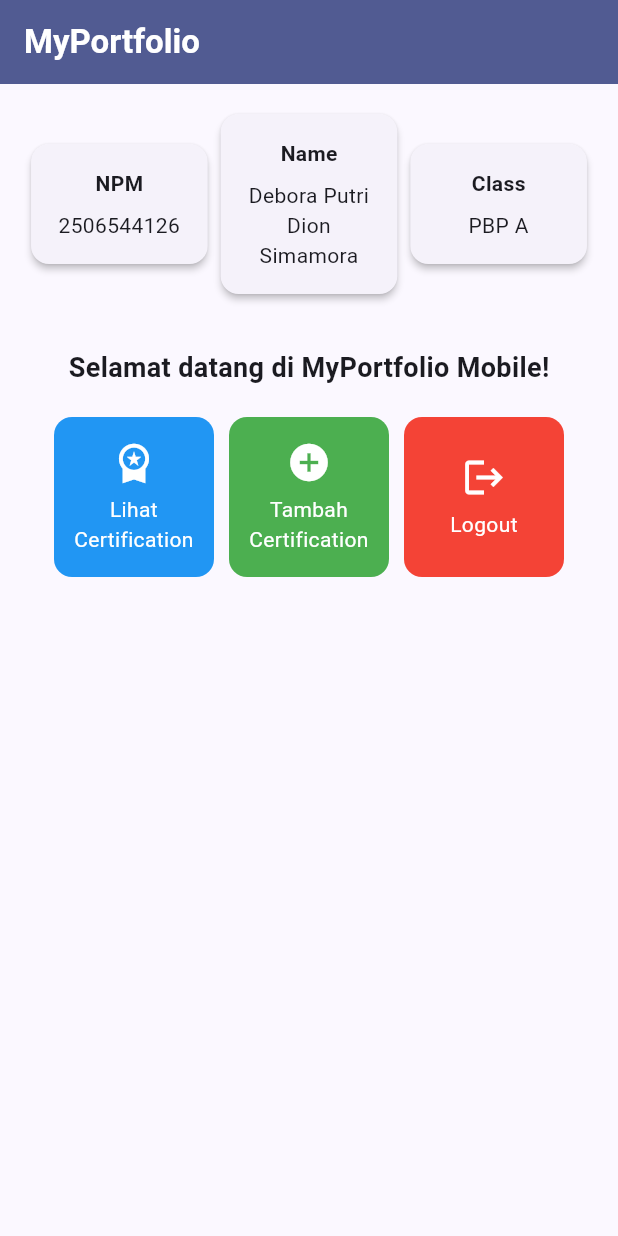
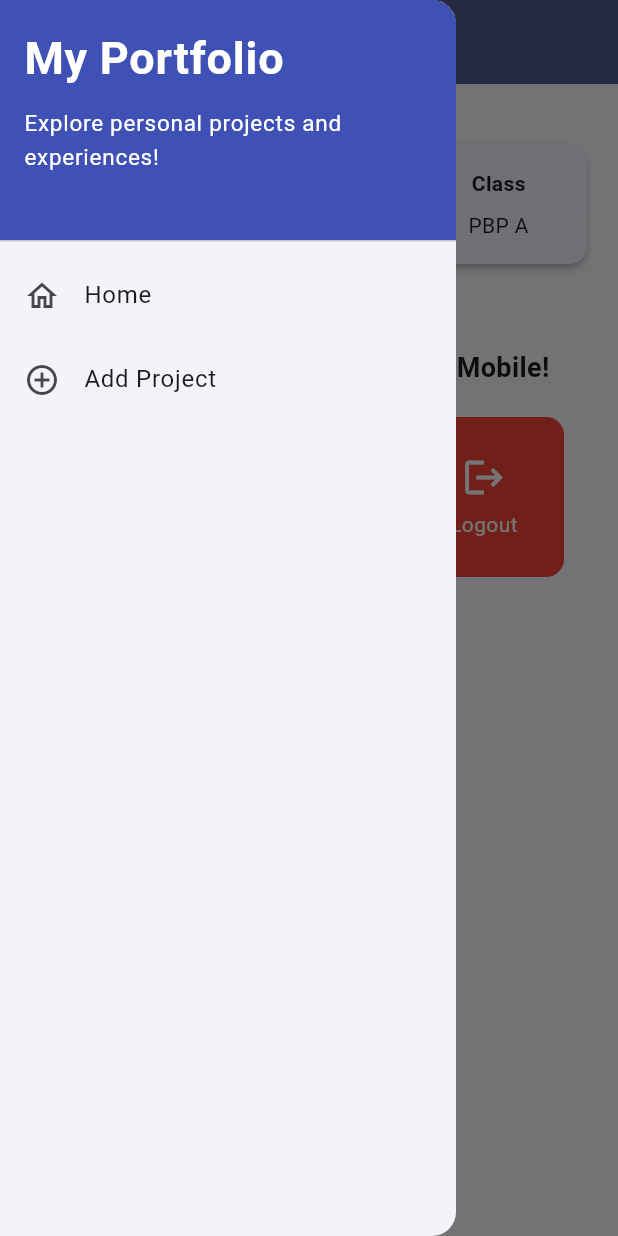
Before and after one commit to deboraputridionsimamora/myportofolio_mobile, a Flutter app: the screen it shows after launch, with the side drawer open (before the commit the screen has no drawer), on a phone screen of 412 x 824 dp. Run offline on Flutter 3.47's test engine with Material 3 defaults, Android fonts, the phone set to English and light mode, and no system bars.

Commit message:
feat: add left drawer navigation menu

```diff
--- a/lib/menu.dart
+++ b/lib/menu.dart
@@ -1,3 +1,4 @@
+import 'package:myportofolio_mobile/widgets/left_drawer.dart';
 import 'package:flutter/material.dart';
 
 /// Halaman menu utama aplikasi. Pakai StatelessWidget karena tampilannya tetap.
@@ -30,13 +31,12 @@ class MyHomePage extends StatelessWidget {
       appBar: AppBar(
         title: const Text(
           'MyPortfolio',
-          style: TextStyle(
-            color: Colors.white,
-            fontWeight: FontWeight.bold,
-          ),
+          style: TextStyle(color: Colors.white, fontWeight: FontWeight.bold),
         ),
         backgroundColor: Theme.of(context).colorScheme.primary,
+        iconTheme: const IconThemeData(color: Colors.white),
       ),
+      drawer: const LeftDrawer(),
       // body halaman utama, dikasih padding biar gak mepet pinggir
       body: Padding(
         padding: const EdgeInsets.all(16.0),
@@ -112,10 +112,7 @@ class InfoCard extends StatelessWidget {
         // susun teks title dan content ke bawah
         child: Column(
           children: [
-            Text(
-              title,
-              style: const TextStyle(fontWeight: FontWeight.bold),
-            ),
+            Text(title, style: const TextStyle(fontWeight: FontWeight.bold)),
             const SizedBox(height: 8.0),
             // textAlign center biar nama yang panjang tetap rapi di tengah
             Text(content, textAlign: TextAlign.center),
@@ -157,7 +154,9 @@ class ItemCard extends StatelessWidget {
           ScaffoldMessenger.of(context)
             ..hideCurrentSnackBar()
             ..showSnackBar(
-              SnackBar(content: Text("Kamu telah menekan tombol ${item.name}!")),
+              SnackBar(
+                content: Text("Kamu telah menekan tombol ${item.name}!"),
+              ),
             );
           // kalau tombol ini punya aksi tambahan, jalankan juga
           item.onTap?.call(context);
@@ -168,11 +167,7 @@ class ItemCard extends StatelessWidget {
             child: Column(
               mainAxisAlignment: MainAxisAlignment.center,
               children: [
-                Icon(
-                  item.icon,
-                  color: Colors.white,
-                  size: 30.0,
-                ),
+                Icon(item.icon, color: Colors.white, size: 30.0),
                 const Padding(padding: EdgeInsets.all(3)),
                 Text(
                   item.name,
@@ -198,7 +193,10 @@ class CertificationItem {
 
 // daftar sertifikat (samain dengan yang ada di website portofolio Django)
 const List<CertificationItem> certifications = [
-  CertificationItem("TOEFL ITP", "Educational Testing Service (ETS) Global B.V."),
+  CertificationItem(
+    "TOEFL ITP",
+    "Educational Testing Service (ETS) Global B.V.",
+  ),
   CertificationItem(
     "Finalist 9th International Science Olympiad in Mathematics",
     "International Science Olympiad",
--- /dev/null
+++ b/lib/widgets/left_drawer.dart
@@ -0,0 +1,56 @@
+import 'package:flutter/material.dart';
+import 'package:myportofolio_mobile/menu.dart';
+
+// menu samping (drawer) buat pindah-pindah halaman
+class LeftDrawer extends StatelessWidget {
+  const LeftDrawer({super.key});
+
+  @override
+  Widget build(BuildContext context) {
+    return Drawer(
+      child: ListView(
+        children: [
+          // bagian atas drawer: judul dan deskripsi singkat aplikasi
+          const DrawerHeader(
+            decoration: BoxDecoration(color: Colors.indigo),
+            child: Column(
+              crossAxisAlignment: CrossAxisAlignment.start,
+              children: [
+                Text(
+                  'My Portfolio',
+                  style: TextStyle(
+                    fontSize: 30,
+                    fontWeight: FontWeight.bold,
+                    color: Colors.white,
+                  ),
+                ),
+                SizedBox(height: 10),
+                Text(
+                  'Explore personal projects and experiences!',
+                  style: TextStyle(fontSize: 15, color: Colors.white),
+                ),
+              ],
+            ),
+          ),
+          // menu Home: pakai pushReplacement biar halaman lama diganti
+          ListTile(
+            leading: const Icon(Icons.home_outlined),
+            title: const Text('Home'),
+            onTap: () {
+              Navigator.pushReplacement(
+                context,
+                MaterialPageRoute(builder: (context) => MyHomePage()),
+              );
+            },
+          ),
+          // menu Add Project: tujuannya diisi nanti pas halaman form sudah jadi
+          ListTile(
+            leading: const Icon(Icons.add_circle_outline),
+            title: const Text('Add Project'),
+            onTap: () {},
+          ),
+        ],
+      ),
+    );
+  }
+}
```
